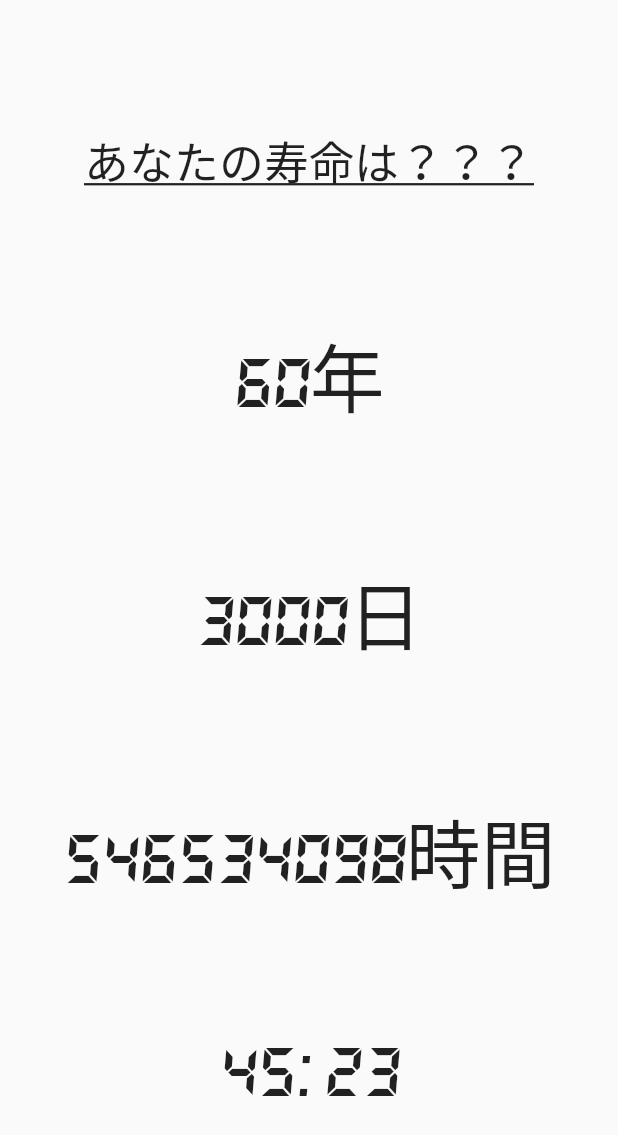
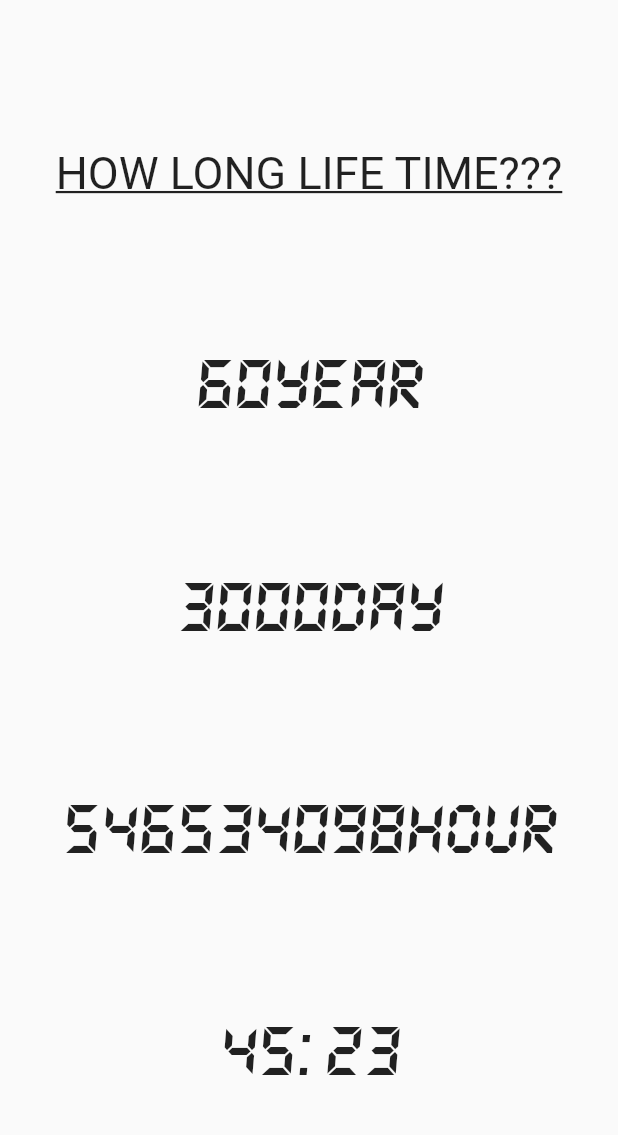
Before and after one commit to Kengo-N24/Remaining_LifeTime, a Flutter app: the screen it shows after launch, on a phone screen of 412 x 824 dp. Shown: the top 1135 px of the screen. Run offline on Flutter 3.47's test engine with Material 2 defaults, Android fonts, the phone set to English and light mode, and no system bars.

Commit message:
second commit
Japanese sakujyo

```diff
--- a/lib/mymake.dart
+++ b/lib/mymake.dart
@@ -6,44 +6,44 @@ class Mytest extends StatelessWidget {
   @override
   Widget build(BuildContext context) {
     final toptest = Text(
-      'あなたの寿命は？？？',
+      'HOW LONG LIFE TIME???',
       style: TextStyle(
         fontSize: 30,
         decoration: TextDecoration.underline,
       ),
     );
     final year = Text(
-      '60年',
+      '60YEAR',
       style: TextStyle(
         fontFamily: 'LgD',
         fontSize: 50,
       ),
     );
     final day = Text(
-      '3000日',
+      '3000DAY',
       style: TextStyle(
-        fontFamily: 'LgD', // 追加: フォントファミリーを指定
+        fontFamily: 'LgD',
         fontSize: 50,
       ),
     );
     final hour = Text(
-      '546534098時間',
+      '546534098HOUR',
       style: TextStyle(
-        fontFamily: 'LgD', // 追加: フォントファミリーを指定
+        fontFamily: 'LgD',
         fontSize: 50,
       ),
     );
     final minute = Text(
       '45:',
       style: TextStyle(
-        fontFamily: 'LgD', // 追加: フォントファミリーを指定
+        fontFamily: 'LgD',
         fontSize: 50,
       ),
     );
     final sec = Text(
       '23',
       style: TextStyle(
-        fontFamily: 'LgD', // 追加: フォントファミリーを指定
+        fontFamily: 'LgD',
         fontSize: 50,
       ),
     );
```
